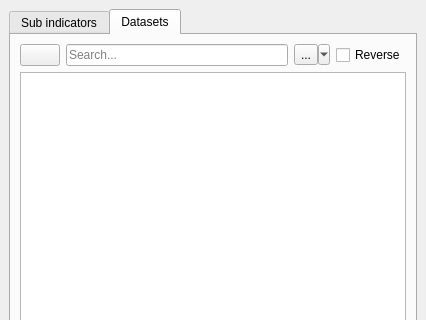
Before: the Qt Designer form LDMP/gui/WidgetMain.ui in ConservationInternational/trends.earth, drawn with Qt 5; both pictures show x 0 to 426 and y 0 to 320 of the 426 by 601 pixel window.
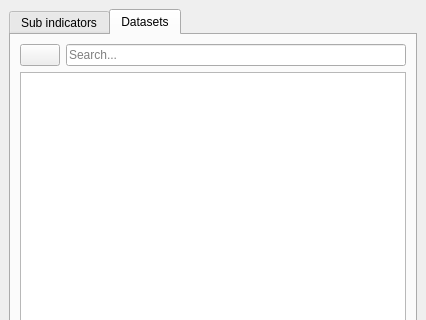
After: the same form once the commit is applied. The open tabs and pages were chosen to show the change. Custom widgets are drawn as their Qt base class.

Commit message:
Removed dynamic sorting functionality (#476)
Remove dynamic sorting functionality

Diff of the .ui file:
```diff
--- a/LDMP/gui/WidgetMain.ui
+++ b/LDMP/gui/WidgetMain.ui
@@ -73,26 +73,6 @@
             </property>
            </widget>
           </item>
-          <item>
-           <widget class="QToolButton" name="toolButton_sort">
-            <property name="toolTip">
-             <string>Sort the datasets using the selected property.</string>
-            </property>
-            <property name="text">
-             <string>...</string>
-            </property>
-            <property name="popupMode">
-             <enum>QToolButton::MenuButtonPopup</enum>
-            </property>
-           </widget>
-          </item>
-          <item>
-           <widget class="QCheckBox" name="reverse_box">
-            <property name="text">
-             <string>Reverse</string>
-            </property>
-           </widget>
-          </item>
          </layout>
         </item>
         <item>
```
Left out of the diff: 2 changed lines with no effect on the pictures. The commit also changes 2 other files.
